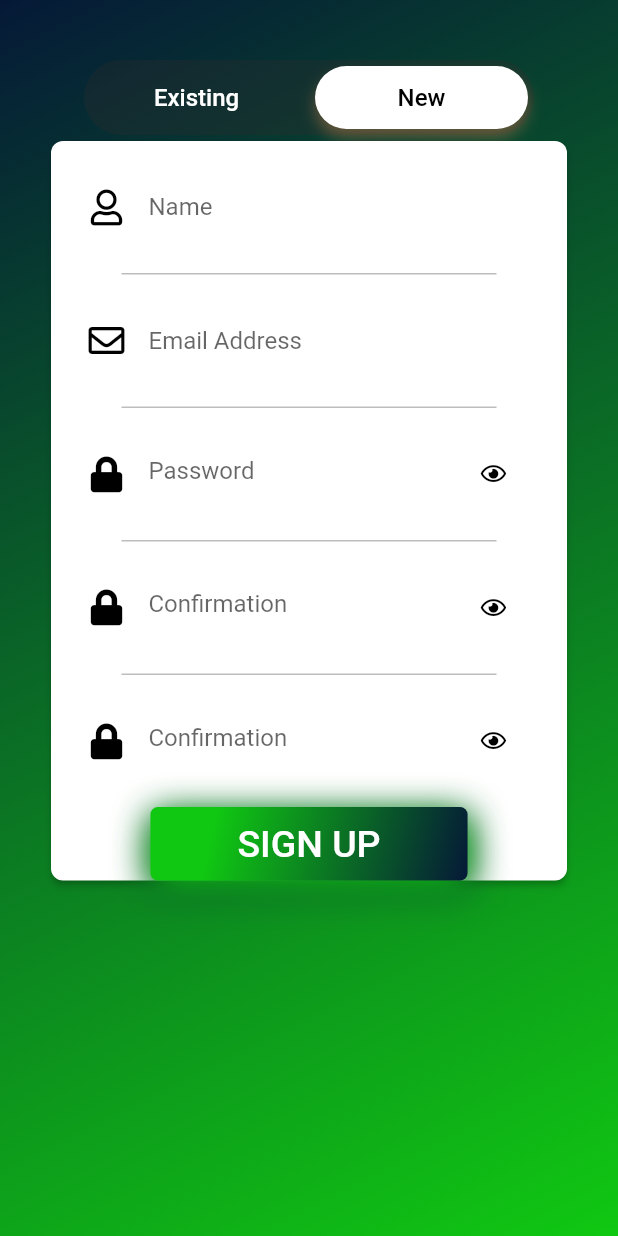
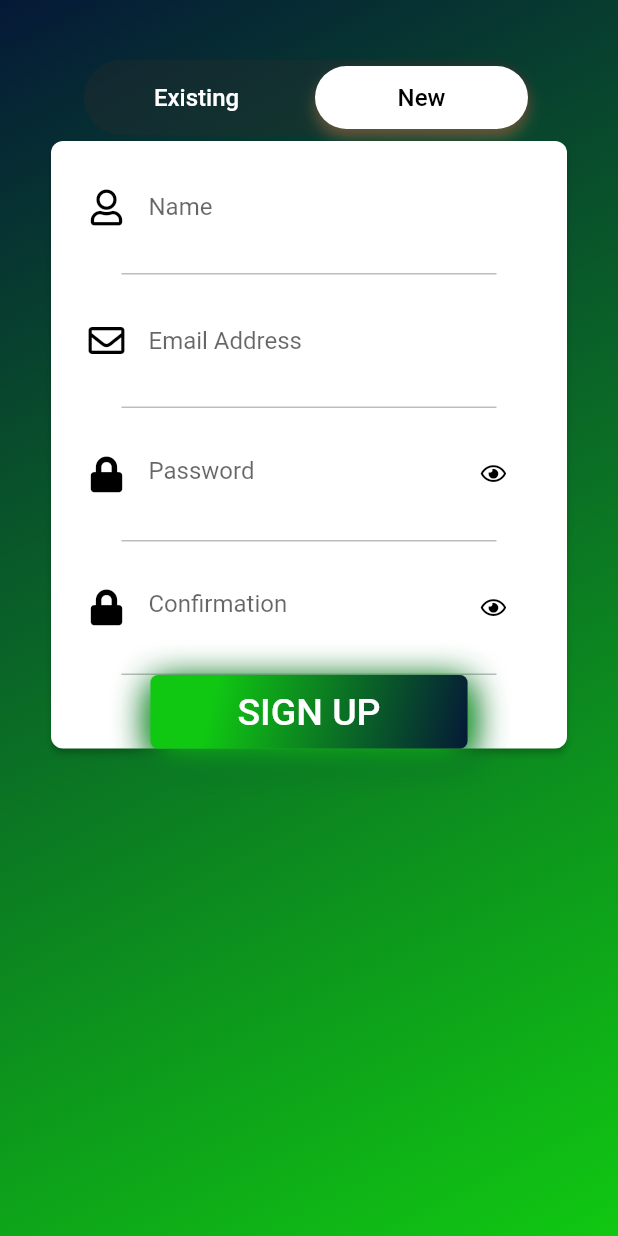
Before and after one commit to dsourav/gov_dummy, a Flutter app: the screen it shows after launch, swiped to page 2, on a phone screen of 412 x 824 dp. Run offline on Flutter 3.47's test engine with Material 2 defaults, Android fonts, the phone set to English and light mode, and no system bars; our stand-ins replace connectivity, flare_flutter, flushbar, flutter_offline, font_awesome_flutter, graphql_flutter.

Commit message:
sign up completed

```diff
--- a/lib/login_signup/log_in.dart
+++ b/lib/login_signup/log_in.dart
@@ -41,7 +41,6 @@ class _LoginPageState extends State<LoginPage>
   Widget build(BuildContext context) {
     return new Scaffold(
       key: _scaffoldKey,
-
       body: NotificationListener<OverscrollIndicatorNotification>(
         onNotification: (overscroll) {
           overscroll.disallowGlow();
@@ -49,7 +48,7 @@ class _LoginPageState extends State<LoginPage>
         child: SingleChildScrollView(
           child: Container(
             width: MediaQuery.of(context).size.width,
-            height: MediaQuery.of(context).size.height ,
+            height: MediaQuery.of(context).size.height,
             decoration: new BoxDecoration(
               gradient: new LinearGradient(
                   colors: [
@@ -346,9 +345,11 @@ class _LoginPageState extends State<LoginPage>
     );
   }
 
+
+// sign up page entire design
   Widget _buildSignUp(BuildContext context) {
     return SingleChildScrollView(
-      padding: EdgeInsets.only(left: 30.0,right: 30.0),
+      padding: EdgeInsets.only(left: 30.0, right: 30.0),
       controller: new ScrollController(),
       child: new Card(
         elevation: 2.0,
@@ -359,6 +360,7 @@ class _LoginPageState extends State<LoginPage>
         child: new Column(
           children: <Widget>[
 
+            //input field sign up name
             Padding(
               padding: EdgeInsets.only(
                   top: 20.0, bottom: 20.0, left: 25.0, right: 25.0),
@@ -379,11 +381,14 @@ class _LoginPageState extends State<LoginPage>
                 ),
               ),
             ),
+
             Container(
               width: 250.0,
               height: 1.0,
               color: Colors.grey[400],
             ),
+
+            //input field sign up email
             Padding(
               padding: EdgeInsets.only(
                   top: 20.0, bottom: 20.0, left: 25.0, right: 25.0),
@@ -408,14 +413,15 @@ class _LoginPageState extends State<LoginPage>
               height: 1.0,
               color: Colors.grey[400],
             ),
+
+             //input field sign up password
             Padding(
               padding: EdgeInsets.only(
                   top: 20.0, bottom: 20.0, left: 25.0, right: 25.0),
               child: TextField(
                 focusNode: myFocusNodePassword,
                 controller: signupPasswordController,
-            obscureText:
-      Provider.of<AppState>(context).obscureTextSignup,
+                obscureText: Provider.of<AppState>(context).obscureTextSignup,//calling values of provider
                 style: TextStyle(fontSize: 16.0, color: Colors.black),
                 decoration: InputDecoration(
                   border: InputBorder.none,
@@ -428,7 +434,7 @@ class _LoginPageState extends State<LoginPage>
                   suffixIcon: GestureDetector(
                     onTap: () => _toggleSignup(context),
                     child: Icon(
-        Provider.of<AppState>(context).obscureTextSignup
+                      Provider.of<AppState>(context).obscureTextSignup//calling values of provider
                           ? FontAwesomeIcons.eye
                           : FontAwesomeIcons.eyeSlash,
                       size: 15.0,
@@ -438,18 +444,23 @@ class _LoginPageState extends State<LoginPage>
                 ),
               ),
             ),
+
+
+
             Container(
               width: 250.0,
               height: 1.0,
               color: Colors.grey[400],
             ),
+
+             //input field sign up password confirm
             Padding(
               padding: EdgeInsets.only(
                   top: 20.0, bottom: 20.0, left: 25.0, right: 25.0),
               child: TextField(
                 controller: signupConfirmPasswordController,
-            obscureText: Provider.of<AppState>(context)
-      .obscureTextSignupConfirm,
+                obscureText:
+                    Provider.of<AppState>(context).obscureTextSignupConfirm,//calling values of provider
                 style: TextStyle(fontSize: 16.0, color: Colors.black),
                 decoration: InputDecoration(
                   border: InputBorder.none,
@@ -462,8 +473,7 @@ class _LoginPageState extends State<LoginPage>
                   suffixIcon: GestureDetector(
                     onTap: () => _toggleSignupConfirm(context),
                     child: Icon(
-        Provider.of<AppState>(context)
-          .obscureTextSignupConfirm
+                      Provider.of<AppState>(context).obscureTextSignupConfirm//calling values of provider
                           ? FontAwesomeIcons.eye
                           : FontAwesomeIcons.eyeSlash,
                       size: 15.0,
@@ -479,44 +489,11 @@ class _LoginPageState extends State<LoginPage>
               color: Colors.grey[400],
             ),
 
-        Padding(
-          padding: EdgeInsets.only(
-              top: 20.0, bottom: 20.0, left: 25.0, right: 25.0),
-          child: TextField(
-            controller: signupConfirmPasswordController,
-            obscureText: Provider.of<AppState>(context)
-      .obscureTextSignupConfirm,
-            style: TextStyle(fontSize: 16.0, color: Colors.black),
-            decoration: InputDecoration(
-              border: InputBorder.none,
-              icon: Icon(
-      FontAwesomeIcons.lock,
-      color: Colors.black,
-              ),
-              hintText: "Confirmation",
-              hintStyle: TextStyle(fontSize: 16.0),
-              suffixIcon: GestureDetector(
-      onTap: () => _toggleSignupConfirm(context),
-      child: Icon(
-        Provider.of<AppState>(context)
-          .obscureTextSignupConfirm
-            ? FontAwesomeIcons.eye
-            : FontAwesomeIcons.eyeSlash,
-        size: 15.0,
-        color: Colors.black,
-      ),
-              ),
-            ),
-          ),
-      ),
 
 
 
-
-
-
+            //button design of sign up
             Container(
-
               decoration: new BoxDecoration(
                 borderRadius: BorderRadius.all(Radius.circular(5.0)),
                 boxShadow: <BoxShadow>[
@@ -554,16 +531,10 @@ Container(
                     ),
                   ),
                   onPressed: () => showInSnackBar("SignUp button pressed")),
-
             )
           ],
         ),
-
-
-
-
       ),
-
     );
   }
 
```
Lines whose indentation alone changed are shown as unchanged.
